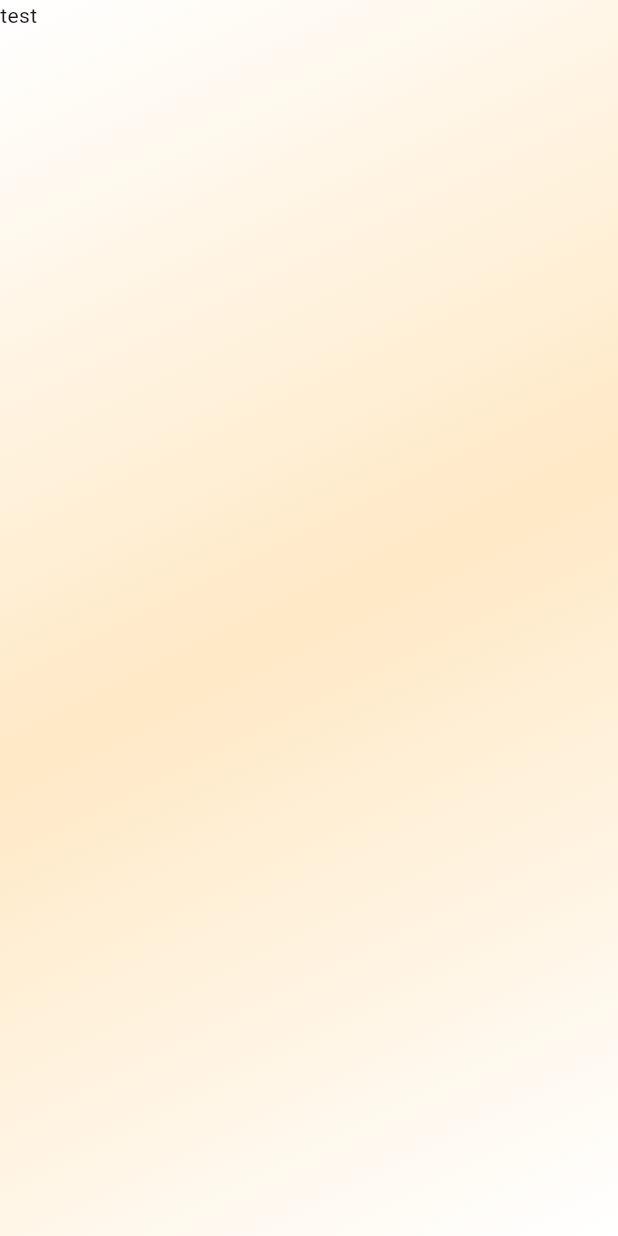
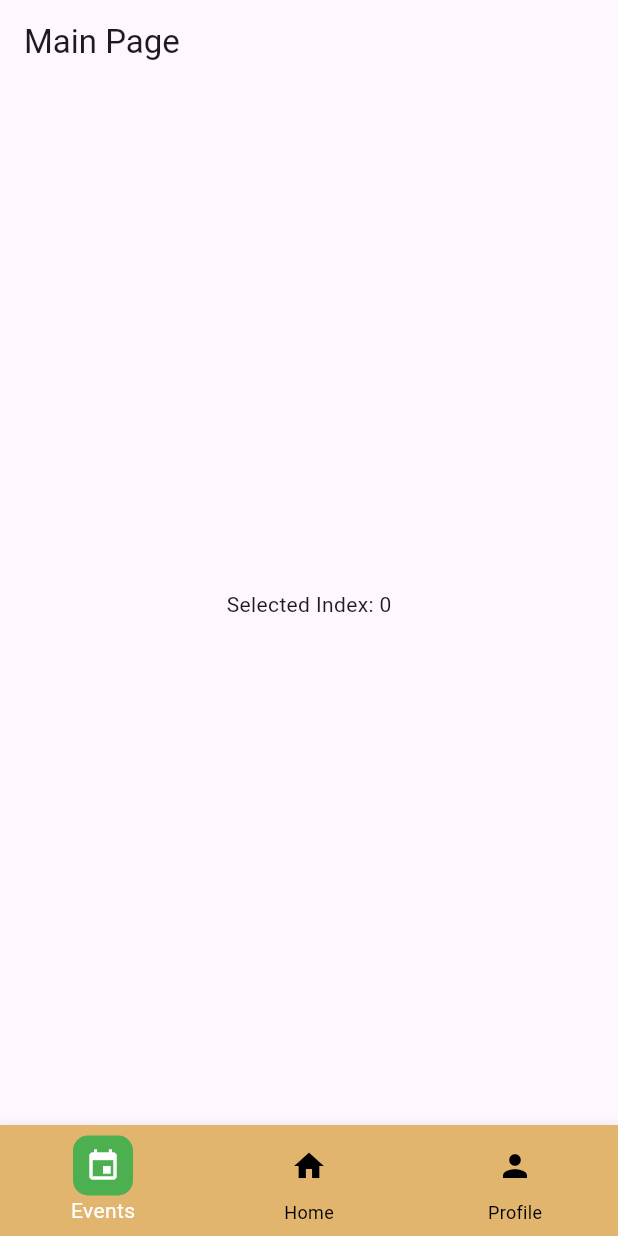
Before and after one commit to yousef1mb/KFUPM_Sports, a Flutter app: the screen it shows after launch, on a phone screen of 412 x 824 dp. Run offline on Flutter 3.47's test engine with Material 3 defaults, Android fonts, the phone set to English and light mode, and no system bars.

Commit message:
navigation bar

```diff
--- /dev/null
+++ b/lib/features/main_page/presentation/views/main_page_view.dart
@@ -0,0 +1,35 @@
+import 'package:flutter/material.dart';
+import "package:kfupm_sports/features/main_page/presentation/widgets/bottom_navigation_bar.dart";
+
+class MainPageView extends StatefulWidget {
+  @override
+  _MainPageViewState createState() => _MainPageViewState();
+}
+
+class _MainPageViewState extends State<MainPageView> {
+  int _currentIndex = 0;
+
+  void _onItemTapped(int index) {
+    setState(() {
+      _currentIndex = index;
+    });
+    // Here you can handle navigation to different pages based on the index
+  }
+
+  @override
+  Widget build(BuildContext context) {
+    return Scaffold(
+      appBar: AppBar(
+        title: Text('Main Page'),
+      ),
+      body: Center(
+        child: Text(
+            'Selected Index: $_currentIndex'), // Placeholder for the body content
+      ),
+      bottomNavigationBar: BottomNavigationBarWidget(
+        currentIndex: _currentIndex,
+        onTap: _onItemTapped,
+      ),
+    );
+  }
+}
--- /dev/null
+++ b/lib/features/main_page/presentation/widgets/bottom_navigation_bar.dart
@@ -0,0 +1,58 @@
+import 'package:flutter/material.dart';
+
+class BottomNavigationBarWidget extends StatelessWidget {
+  final int currentIndex;
+  final Function(int) onTap;
+
+  const BottomNavigationBarWidget({
+    Key? key,
+    required this.currentIndex,
+    required this.onTap,
+  }) : super(key: key);
+
+  @override
+  Widget build(BuildContext context) {
+    return BottomNavigationBar(
+      currentIndex: currentIndex,
+      onTap: onTap,
+      backgroundColor: Color(0xFFE2B56F), // Set background color here
+      selectedItemColor: Colors.white, // Set highlight color here
+      unselectedItemColor: Colors.black, // Optional: set unselected item color
+      items: [
+        _buildBottomNavigationBarItem(
+          icon: Icons.event, // Calendar icon
+          label: 'Events',
+          isSelected: currentIndex == 0,
+        ),
+        _buildBottomNavigationBarItem(
+          icon: Icons.home, // Home icon
+          label: 'Home',
+          isSelected: currentIndex == 1,
+        ),
+        _buildBottomNavigationBarItem(
+          icon: Icons.person, // User icon
+          label: 'Profile',
+          isSelected: currentIndex == 2,
+        ),
+      ],
+    );
+  }
+
+  BottomNavigationBarItem _buildBottomNavigationBarItem({
+    required IconData icon,
+    required String label,
+    required bool isSelected,
+  }) {
+    return BottomNavigationBarItem(
+      icon: Container(
+        decoration: BoxDecoration(
+          color: isSelected ? Colors.green : Colors.transparent,
+          borderRadius: BorderRadius.circular(10),
+        ),
+        padding: EdgeInsets.all(8), // Padding around the icon
+        child: Icon(icon),
+      ),
+      label: label,
+    );
+  }
+}
--- a/lib/main.dart
+++ b/lib/main.dart
@@ -1,22 +1,21 @@
+// lib/features/main_page/main.dart
+
 import 'package:flutter/material.dart';
-import 'package:kfupm_sports/features/authentication/presentation/auth_screen.dart';
-import 'core/theme/theme.dart';
+import 'package:kfupm_sports/features/main_page/presentation/views/main_page_view.dart';
 
 void main() {
-  runApp(const MainApp());
-  // initialize services
+  runApp(MyApp());
 }
 
-class MainApp extends StatelessWidget {
-  const MainApp({super.key});
-
+class MyApp extends StatelessWidget {
   @override
   Widget build(BuildContext context) {
     return MaterialApp(
-      title: 'KFUPM Sports',
-      theme: AppTheme.lightTheme,
-      home:const AuthScreen(),
-
+      title: 'Flutter Demo',
+      theme: ThemeData(
+        primarySwatch: Colors.green,
+      ),
+      home: MainPageView(),
     );
   }
 }
--- /dev/null
+++ b/lib/main_withAuth.dart
@@ -0,0 +1,21 @@
+import 'package:flutter/material.dart';
+import 'package:kfupm_sports/features/authentication/presentation/auth_screen.dart';
+import 'core/theme/theme.dart';
+
+void main() {
+  runApp(const MainApp());
+  // initialize services
+}
+
+class MainApp extends StatelessWidget {
+  const MainApp({super.key});
+
+  @override
+  Widget build(BuildContext context) {
+    return MaterialApp(
+      title: 'KFUPM Sports',
+      theme: AppTheme.lightTheme,
+      home: const AuthScreen(),
+    );
+  }
+}
```
